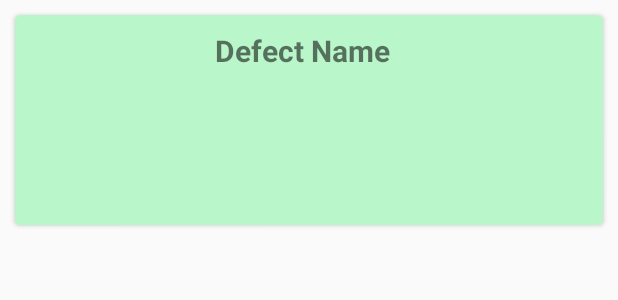
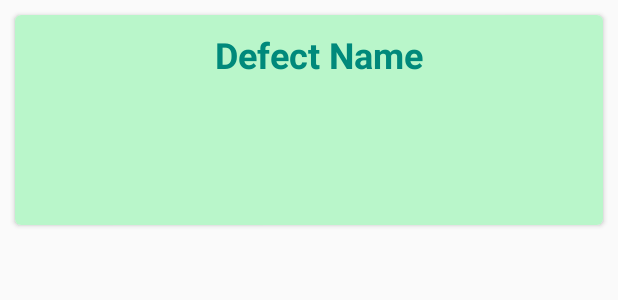
Before and after one commit to Kb861/ProjInzynierski, an Android app: the layout item.xml on its own in the app's theme, with its tools: preview values and no code run, on a phone screen of 412 x 824 dp. Shown: the top 300 px of the screen. Run offline under Robolectric (Android 15) with nearby library versions, the phone set to English and light mode, and no system bars.

Commit message:
values to resources

```diff
--- a/app/src/main/res/layout/item.xml
+++ b/app/src/main/res/layout/item.xml
@@ -16,19 +16,12 @@
         android:layout_height="fill_parent">
         <ImageView
             android:id="@+id/img"
-            android:layout_width="128dp"
-            android:layout_height="120dp"
-            android:layout_weight="1.0"
-            android:scaleType="centerCrop"
+            style="@style/ImageViewEx"
             />
+
         <TextView
             android:id="@+id/txt_defect"
-            android:layout_width="match_parent"
-            android:layout_height="wrap_content"
-            android:layout_marginLeft="8dp"
-            android:text="Defect Name"
-            android:textSize="20dp"
-            android:textStyle="bold"
+            style="@style/TextViewEx"
             />
 
     </LinearLayout>
--- a/app/src/main/res/values-v21/styles.xml
+++ b/app/src/main/res/values-v21/styles.xml
@@ -1,8 +1,26 @@
-<resources>
+<resources xmlns:tools="http://schemas.android.com/tools">
 
     <style name="AppTheme.NoActionBar">
         <item name="windowActionBar">false</item>
         <item name="windowNoTitle">true</item>
         <item name="android:statusBarColor">@android:color/transparent</item>
     </style>
+
+    <style name="ImageViewEx">
+        <item name="android:layout_height">120dp</item>
+        <item name="android:layout_width">128dp</item>
+        <item name="android:layout_weight">1.0</item>
+        <item name="android:scaleType">centerCrop</item>
+    </style>
+    <style name="TextViewEx">
+        <item name="android:layout_height">68dp</item>
+        <item name="android:layout_width">match_parent</item>
+        <item name="android:layout_marginLeft">8dp</item>
+        <item name="android:text">Defect Name</item>
+        <item name="android:textSize">24dp</item>
+        <item name="android:textStyle">bold</item>
+        <item name="android:textColor">@color/colorPrimaryDark</item>
+    </style>
+
+
 </resources>
--- a/app/src/main/res/values/strings.xml
+++ b/app/src/main/res/values/strings.xml
@@ -8,4 +8,5 @@
 
     <!-- TODO: Remove or change this placeholder text -->
     <string name="hello_blank_fragment">Hello blank fragment</string>
+
 </resources>
```
Also changed, not shown: app/src/main/java/com/example/ketri/korektawadpostawy/Exercises/DefectAdapter.java (+30 -0 lines).
